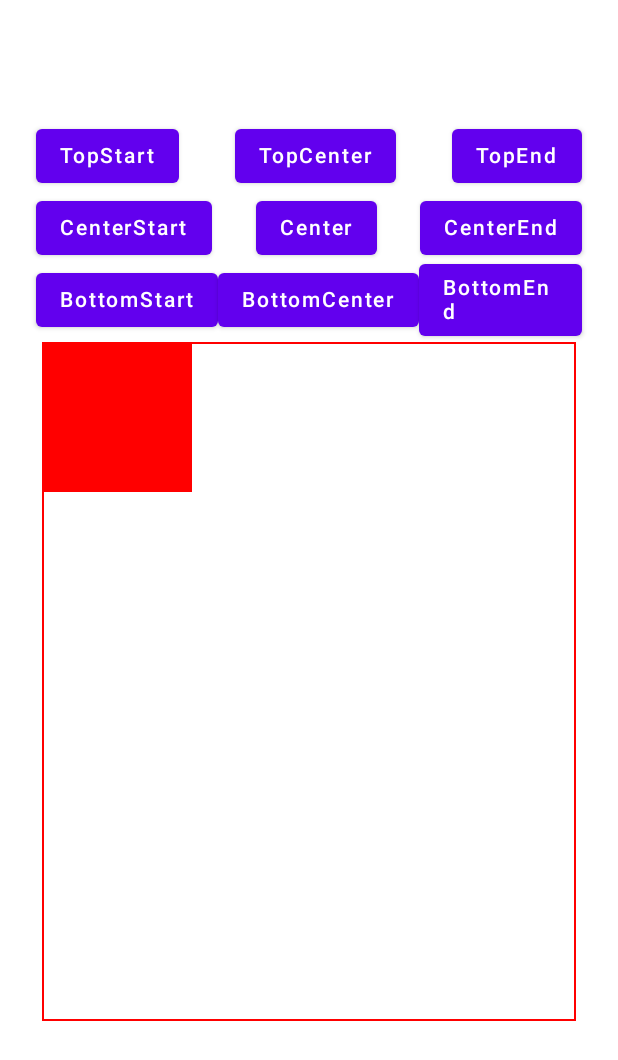
After one commit to drinkthestars/compose-lab, an Android app built with Jetpack Compose: the composable OnPlacedModifierAlignmentChange shown on its own in the app's theme, on a phone screen of 412 x 824 dp. The commit adds this screen. Shown: the top 1060 px of the screen. Run offline under Robolectric (Android 15) with nearby library versions, the phone set to English and light mode, and no system bars; 1 statement that could not run was skipped.

Commit message:
Updated Compose, added Modifier.onPlaced lab

```diff
--- a/app/src/main/kotlin/com/goofy/goober/composelab/Screen.kt
+++ b/app/src/main/kotlin/com/goofy/goober/composelab/Screen.kt
@@ -17,6 +17,12 @@ sealed class Screen {
 
     object MiscLab : Screen() {
         override val route: String = "Misc"
+    }
+
+    sealed class Animations : Screen() {
+        object AlignmentChange : Gestures() {
+            override val route: String = "Alignment Change"
+        }
     }
 
     sealed class Gestures : Screen() {
--- a/app/src/main/kotlin/com/goofy/goober/composelab/activity/LabActivity.kt
+++ b/app/src/main/kotlin/com/goofy/goober/composelab/activity/LabActivity.kt
@@ -15,6 +15,7 @@ import com.goofy.goober.composelab.ComposableLab
 import com.goofy.goober.composelab.LabScaffold
 import com.goofy.goober.composelab.MiscLab
 import com.goofy.goober.composelab.Screen
+import com.goofy.goober.composelab.animations.OnPlacedModifierAlignmentChange
 import com.goofy.goober.composelab.cube.CubeLab
 import com.goofy.goober.composelab.gestures.DragRotation3D
 import com.goofy.goober.composelab.gestures.InfiniteRotation3D
@@ -61,6 +62,7 @@ class LabActivity : ComponentActivity() {
             composable(Screen.Cube.route) { CubeLab() }
             composable(Screen.Gestures.DragRotation3D.route) { DragRotation3D() }
             composable(Screen.Gestures.Rotation3D.route) { InfiniteRotation3D() }
+            composable(Screen.Animations.AlignmentChange.route) { OnPlacedModifierAlignmentChange() }
             composable(Screen.MiscLab.route) { MiscLab() }
         }
     }
@@ -74,5 +76,6 @@ private val MainLabs = listOf(
     ComposableLab(screen = Screen.Lists.DynamicShowHideItemAnimation),
     ComposableLab(screen = Screen.Gestures.DragRotation3D),
     ComposableLab(screen = Screen.Gestures.Rotation3D),
+    ComposableLab(screen = Screen.Animations.AlignmentChange),
     ComposableLab(screen = Screen.MiscLab)
 )
--- /dev/null
+++ b/app/src/main/kotlin/com/goofy/goober/composelab/animations/OnPlacedModifierAlignmentChange.kt
@@ -0,0 +1,126 @@
+package com.goofy.goober.composelab.animations
+
+
+import androidx.compose.animation.core.Animatable
+import androidx.compose.animation.core.AnimationVector2D
+import androidx.compose.animation.core.Spring.StiffnessMediumLow
+import androidx.compose.animation.core.VectorConverter
+import androidx.compose.animation.core.spring
+import androidx.compose.foundation.background
+import androidx.compose.foundation.border
+import androidx.compose.foundation.layout.Arrangement
+import androidx.compose.foundation.layout.Box
+import androidx.compose.foundation.layout.Column
+import androidx.compose.foundation.layout.Row
+import androidx.compose.foundation.layout.Spacer
+import androidx.compose.foundation.layout.fillMaxHeight
+import androidx.compose.foundation.layout.fillMaxSize
+import androidx.compose.foundation.layout.fillMaxWidth
+import androidx.compose.foundation.layout.height
+import androidx.compose.foundation.layout.offset
+import androidx.compose.foundation.layout.padding
+import androidx.compose.foundation.layout.size
+import androidx.compose.material.Button
+import androidx.compose.material.Text
+import androidx.compose.runtime.Composable
+import androidx.compose.runtime.getValue
+import androidx.compose.runtime.mutableStateOf
+import androidx.compose.runtime.remember
+import androidx.compose.runtime.rememberCoroutineScope
+import androidx.compose.runtime.setValue
+import androidx.compose.ui.Alignment
+import androidx.compose.ui.ExperimentalComposeUiApi
+import androidx.compose.ui.Modifier
+import androidx.compose.ui.composed
+import androidx.compose.ui.graphics.Color
+import androidx.compose.ui.layout.onPlaced
+import androidx.compose.ui.layout.positionInParent
+import androidx.compose.ui.unit.IntOffset
+import androidx.compose.ui.unit.dp
+import androidx.compose.ui.unit.round
+import kotlinx.coroutines.launch
+
+
+/**
+ * Source: https://cs.android.com/androidx/platform/frameworks/support/+/androidx-main:compose/ui/ui/samples/src/main/java/androidx/compose/ui/samples/OnPlacedSamples.kt
+ * and https://cs.android.com/androidx/platform/frameworks/support/+/androidx-main:compose/animation/animation/integration-tests/animation-demos/src/main/java/androidx/compose/animation/demos/AnimatedPlacement.kt
+ */
+@Composable
+fun OnPlacedModifierAlignmentChange() {
+    @OptIn(ExperimentalComposeUiApi::class)
+    fun Modifier.animatePlacement(): Modifier = composed {
+        val scope = rememberCoroutineScope()
+        var targetOffset by remember { mutableStateOf(IntOffset.Zero) }
+        var animatable by remember {
+            mutableStateOf<Animatable<IntOffset, AnimationVector2D>?>(null)
+        }
+        this.onPlaced {
+            // Calculate the position in the parent layout
+            targetOffset = it.positionInParent().round()
+        }.offset {
+            // Animate to the new target offset when alignment changes.
+            val anim = animatable ?: Animatable(targetOffset, IntOffset.VectorConverter)
+                .also { animatable = it }
+            if (anim.targetValue != targetOffset) {
+                scope.launch {
+                    anim.animateTo(targetOffset, spring(stiffness = StiffnessMediumLow))
+                }
+            }
+            // Offset the child in the opposite direction to the targetOffset, and slowly catch
+            // up to zero offset via an animation to achieve an overall animated movement.
+            animatable?.let { it.value - targetOffset } ?: IntOffset.Zero
+        }
+    }
+
+    @OptIn(ExperimentalComposeUiApi::class)
+    @Composable
+    fun AnimateChildAlignment(alignment: Alignment) {
+        Box(
+            Modifier.fillMaxWidth().fillMaxHeight(0.8f).padding(4.dp).border(1.dp, Color.Red)
+        ) {
+            Box(
+                modifier = Modifier.animatePlacement().align(alignment).size(100.dp)
+                    .background(Color.Red)
+            )
+        }
+    }
+    var alignment by remember { mutableStateOf(Alignment.TopStart) }
+    Column(modifier = Modifier.padding(24.dp).fillMaxSize()) {
+        Spacer(modifier = Modifier.height(56.dp))
+        Row(Modifier.fillMaxWidth(), horizontalArrangement = Arrangement.SpaceBetween) {
+            Button(onClick = { alignment = Alignment.TopStart }) {
+                Text("TopStart")
+            }
+            Button(onClick = { alignment = Alignment.TopCenter }) {
+                Text("TopCenter")
+            }
+            Button(onClick = { alignment = Alignment.TopEnd }) {
+                Text("TopEnd")
+            }
+        }
+        Row(Modifier.fillMaxWidth(), horizontalArrangement = Arrangement.SpaceBetween) {
+            Button(onClick = { alignment = Alignment.CenterStart }) {
+                Text("CenterStart")
+            }
+            Button(onClick = { alignment = Alignment.Center }) {
+                Text("Center")
+            }
+            Button(onClick = { alignment = Alignment.CenterEnd }) {
+                Text("CenterEnd")
+            }
+        }
+        Row(Modifier.fillMaxWidth(), horizontalArrangement = Arrangement.SpaceBetween) {
+            Button(onClick = { alignment = Alignment.BottomStart }) {
+                Text("BottomStart")
+            }
+            Button(onClick = { alignment = Alignment.BottomCenter }) {
+                Text("BottomCenter")
+            }
+            Button(onClick = { alignment = Alignment.BottomEnd }) {
+                Text("BottomEnd")
+            }
+        }
+        AnimateChildAlignment(alignment)
+        Spacer(modifier = Modifier.height(66.dp))
+    }
+}
--- a/buildSrc/src/main/kotlin/Dependencies.kt
+++ b/buildSrc/src/main/kotlin/Dependencies.kt
@@ -51,7 +51,7 @@ object Libs {
         const val appCompat = "androidx.appcompat:appcompat:1.4.0-rc01"
 
         object Compose {
-            const val version = "1.1.0-beta02"
+            const val version = "1.1.0-beta03"
 
             const val animation = "androidx.compose.animation:animation:$version"
             const val foundation = "androidx.compose.foundation:foundation:$version"
```
Also changed, not shown: 2 other files.
